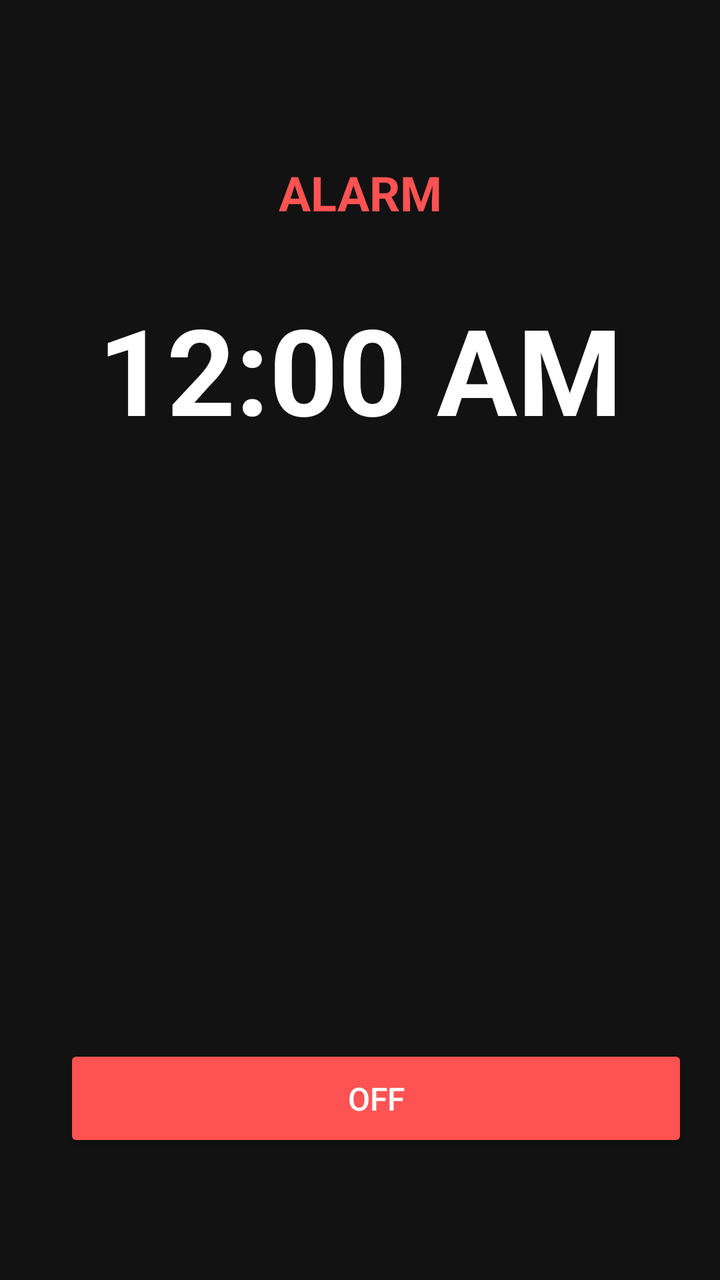
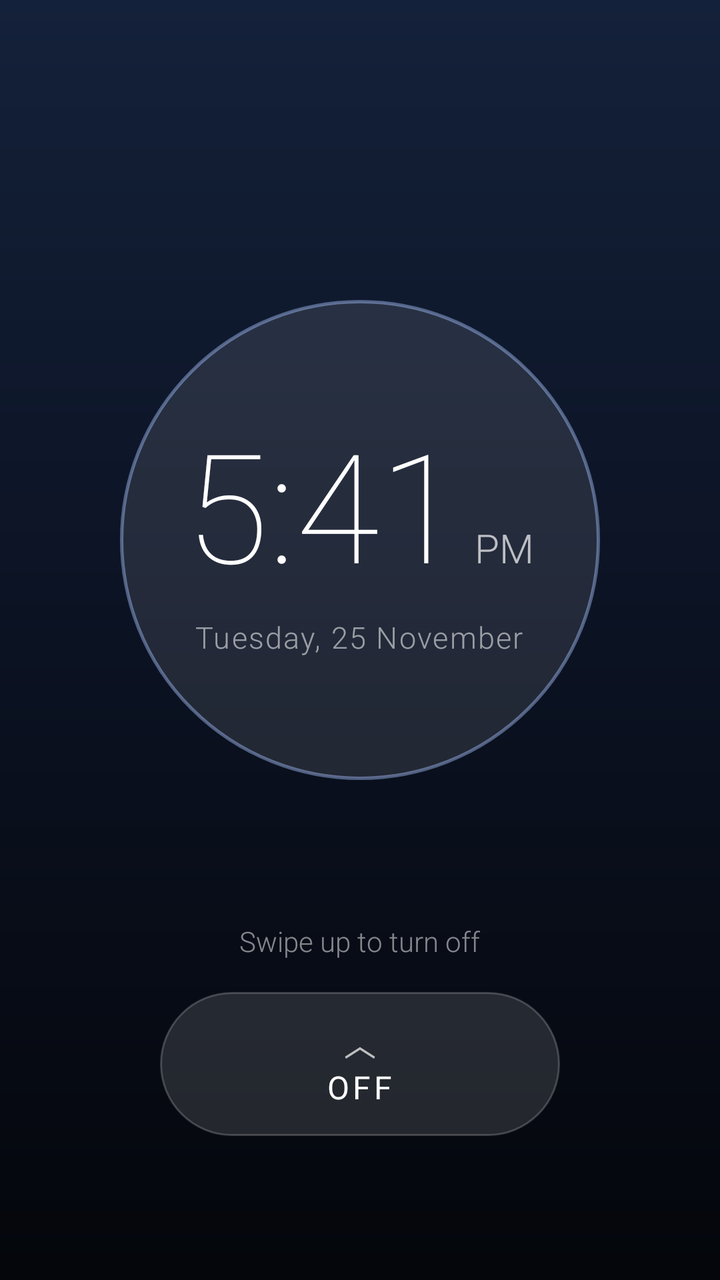

Before-and-after screenshots of an Android layout around one commit, followed by the original layout XML and the change that was made.
<!-- AndroidManifest.xml: activity theme Theme.AppCompat.NoActionBar -->
<!-- res/layout/activity_alarm.xml -->
<?xml version="1.0" encoding="utf-8"?>
<androidx.constraintlayout.widget.ConstraintLayout xmlns:android="http://schemas.android.com/apk/res/android"
    xmlns:app="http://schemas.android.com/apk/res-auto"
    xmlns:tools="http://schemas.android.com/tools"
    android:layout_width="match_parent"
    android:layout_height="match_parent"
    android:background="#121212"
    tools:context=".AlarmActivity">

    <TextView
        android:id="@+id/alarmTitleTextView"
        android:layout_width="wrap_content"
        android:layout_height="wrap_content"
        android:layout_marginTop="80dp"
        android:text="ALARM"
        android:textColor="#FF5252"
        android:textSize="24sp"
        android:textStyle="bold"
        app:layout_constraintEnd_toEndOf="parent"
        app:layout_constraintStart_toStartOf="parent"
        app:layout_constraintTop_toTopOf="parent" />

    <TextView
        android:id="@+id/timeTextView"
        android:layout_width="wrap_content"
        android:layout_height="wrap_content"
        android:layout_marginTop="32dp"
        android:text="12:00 AM"
        android:textColor="#FFFFFF"
        android:textSize="60sp"
        android:textStyle="bold"
        app:layout_constraintEnd_toEndOf="parent"
        app:layout_constraintStart_toStartOf="parent"
        app:layout_constraintTop_toBottomOf="@+id/alarmTitleTextView" />

    <Button
        android:id="@+id/dismissButton"
        android:layout_width="0dp"
        android:layout_height="wrap_content"
        android:layout_marginStart="32dp"
        android:layout_marginEnd="16dp"
        android:layout_marginBottom="64dp"
        android:backgroundTint="#FF5252"
        android:padding="16dp"
        android:text="Off"
        android:textSize="16sp"
        app:layout_constraintBottom_toBottomOf="parent"
        app:layout_constraintEnd_toEndOf="parent"
        app:layout_constraintStart_toStartOf="parent" />

</androidx.constraintlayout.widget.ConstraintLayout>
<!-- resources referenced by this layout -->
<resources>

</resources>

<!-- the commit's change to res/layout/activity_alarm.xml (unified diff, before → after) -->
@@ -1,51 +1,142 @@
 <?xml version="1.0" encoding="utf-8"?>
-<androidx.constraintlayout.widget.ConstraintLayout xmlns:android="http://schemas.android.com/apk/res/android"
-    xmlns:app="http://schemas.android.com/apk/res-auto"
+<FrameLayout xmlns:android="http://schemas.android.com/apk/res/android"
     xmlns:tools="http://schemas.android.com/tools"
     android:layout_width="match_parent"
     android:layout_height="match_parent"
-    android:background="#121212"
+    android:background="@drawable/bg_alarm_gradient"
     tools:context=".AlarmActivity">
 
-    <TextView
-        android:id="@+id/alarmTitleTextView"
+    
+    <TextureView
+        android:id="@+id/videoView"
+        android:layout_width="match_parent"
+        android:layout_height="match_parent"
+        android:visibility="gone" />
+
+    <View
+        android:id="@+id/scrimTop"
+        android:layout_width="match_parent"
+        android:layout_height="420dp"
+        android:layout_gravity="top"
+        android:background="@drawable/scrim_top"
+        android:visibility="gone" />
+
+    <View
+        android:id="@+id/scrimBottom"
+        android:layout_width="match_parent"
+        android:layout_height="300dp"
+        android:layout_gravity="bottom"
+        android:background="@drawable/scrim_bottom"
+        android:visibility="gone" />
+
+    
+    <View
+        android:id="@+id/pulseRing1"
+        android:layout_width="240dp"
+        android:layout_height="240dp"
+        android:layout_gravity="center_horizontal|top"
+        android:layout_marginTop="150dp"
+        android:background="@drawable/pulse_ring" />
+
+    <View
+        android:id="@+id/pulseRing2"
+        android:layout_width="240dp"
+        android:layout_height="240dp"
+        android:layout_gravity="center_horizontal|top"
+        android:layout_marginTop="150dp"
+        android:background="@drawable/pulse_ring" />
+
+    
+    <LinearLayout
         android:layout_width="wrap_content"
+        android:layout_height="240dp"
+        android:layout_gravity="center_horizontal|top"
+        android:layout_marginTop="150dp"
+        android:gravity="center"
+        android:orientation="vertical">
+
+        <LinearLayout
+            android:layout_width="wrap_content"
+            android:layout_height="wrap_content"
+            android:baselineAligned="true"
+            android:orientation="horizontal">
+
+            <TextView
+                android:id="@+id/timeTextView"
+                android:layout_width="wrap_content"
+                android:layout_height="wrap_content"
+                android:fontFamily="sans-serif-thin"
+                android:includeFontPadding="false"
+                android:text="5:41"
+                android:textColor="#FFFFFF"
+                android:textSize="76sp" />
+
+            <TextView
+                android:id="@+id/ampmTextView"
+                android:layout_width="wrap_content"
+                android:layout_height="wrap_content"
+                android:layout_marginStart="6dp"
+                android:fontFamily="sans-serif-light"
+                android:text="PM"
+                android:textColor="#B3FFFFFF"
+                android:textSize="20sp" />
+        </LinearLayout>
+
+        <TextView
+            android:id="@+id/dateTextView"
+            android:layout_width="wrap_content"
+            android:layout_height="wrap_content"
+            android:layout_marginTop="8dp"
+            android:fontFamily="sans-serif-light"
+            android:letterSpacing="0.05"
+            android:text="Tuesday, 25 November"
+            android:textColor="#8CFFFFFF"
+            android:textSize="15sp" />
+    </LinearLayout>
+
+    
+    <LinearLayout
+        android:layout_width="match_parent"
         android:layout_height="wrap_content"
-        android:layout_marginTop="80dp"
-        android:text="ALARM"
-        android:textColor="#FF5252"
-        android:textSize="24sp"
-        android:textStyle="bold"
-        app:layout_constraintEnd_toEndOf="parent"
-        app:layout_constraintStart_toStartOf="parent"
-        app:layout_constraintTop_toTopOf="parent" />
+        android:layout_gravity="bottom"
+        android:layout_marginBottom="72dp"
+        android:gravity="center_horizontal"
+        android:orientation="vertical">
 
-    <TextView
-        android:id="@+id/timeTextView"
-        android:layout_width="wrap_content"
-        android:layout_height="wrap_content"
-        android:layout_marginTop="32dp"
-        android:text="12:00 AM"
-        android:textColor="#FFFFFF"
-        android:textSize="60sp"
-        android:textStyle="bold"
-        app:layout_constraintEnd_toEndOf="parent"
-        app:layout_constraintStart_toStartOf="parent"
-        app:layout_constraintTop_toBottomOf="@+id/alarmTitleTextView" />
+        <TextView
+            android:id="@+id/swipeHint"
+            android:layout_width="wrap_content"
+            android:layout_height="wrap_content"
+            android:layout_marginBottom="16dp"
+            android:fontFamily="sans-serif-light"
+            android:text="Swipe up to turn off"
+            android:textColor="#80FFFFFF"
+            android:textSize="14sp" />
 
-    <Button
-        android:id="@+id/dismissButton"
-        android:layout_width="0dp"
-        android:layout_height="wrap_content"
-        android:layout_marginStart="32dp"
-        android:layout_marginEnd="16dp"
-        android:layout_marginBottom="64dp"
-        android:backgroundTint="#FF5252"
-        android:padding="16dp"
-        android:text="Off"
-        android:textSize="16sp"
-        app:layout_constraintBottom_toBottomOf="parent"
-        app:layout_constraintEnd_toEndOf="parent"
-        app:layout_constraintStart_toStartOf="parent" />
+        <LinearLayout
+            android:id="@+id/dismissPill"
+            android:layout_width="200dp"
+            android:layout_height="72dp"
+            android:background="@drawable/pill_swipe"
+            android:gravity="center"
+            android:orientation="vertical">
 
-</androidx.constraintlayout.widget.ConstraintLayout>
+            <TextView
+                android:layout_width="wrap_content"
+                android:layout_height="wrap_content"
+                android:fontFamily="sans-serif-light"
+                android:text="︿"
+                android:textColor="#B3FFFFFF"
+                android:textSize="16sp" />
+
+            <TextView
+                android:layout_width="wrap_content"
+                android:layout_height="wrap_content"
+                android:fontFamily="sans-serif"
+                android:letterSpacing="0.1"
+                android:text="OFF"
+                android:textColor="#FFFFFF"
+                android:textSize="16sp" />
+        </LinearLayout>
+    </LinearLayout>
+</FrameLayout>
<!-- resource entries referenced after the edit -->
@@ -1,5 +1,45 @@
 <!-- resources referenced by this layout -->
 <resources>
-
+  <!-- drawable bg_alarm_gradient (drawable) -->
+  <?xml version="1.0" encoding="utf-8"?>
+  <shape xmlns:android="http://schemas.android.com/apk/res/android">
+      <gradient
+          android:angle="270"
+          android:startColor="#14213A"
+          android:centerColor="#0B1222"
+          android:endColor="#04060B"
+          android:type="linear" />
+  </shape>
+  <!-- drawable pill_swipe (drawable) -->
+  <?xml version="1.0" encoding="utf-8"?>
+  <shape xmlns:android="http://schemas.android.com/apk/res/android"
+      android:shape="rectangle">
+      <corners android:radius="40dp" />
+      <solid android:color="#1FFFFFFF" />
+      <stroke android:width="1dp" android:color="#33FFFFFF" />
+  </shape>
+  <!-- drawable pulse_ring (drawable) -->
+  <?xml version="1.0" encoding="utf-8"?>
+  <shape xmlns:android="http://schemas.android.com/apk/res/android"
+      android:shape="oval">
+      <solid android:color="#0DFFFFFF" />
+      <stroke android:width="1.5dp" android:color="#40A9C1FF" />
+  </shape>
+  <!-- drawable scrim_bottom (drawable) -->
+  <?xml version="1.0" encoding="utf-8"?>
+  <shape xmlns:android="http://schemas.android.com/apk/res/android">
+      <gradient
+          android:angle="90"
+          android:startColor="#CC000000"
+          android:endColor="#00000000" />
+  </shape>
+  <!-- drawable scrim_top (drawable) -->
+  <?xml version="1.0" encoding="utf-8"?>
+  <shape xmlns:android="http://schemas.android.com/apk/res/android">
+      <gradient
+          android:angle="270"
+          android:startColor="#B3000000"
+          android:endColor="#00000000" />
+  </shape>
 </resources>
 
